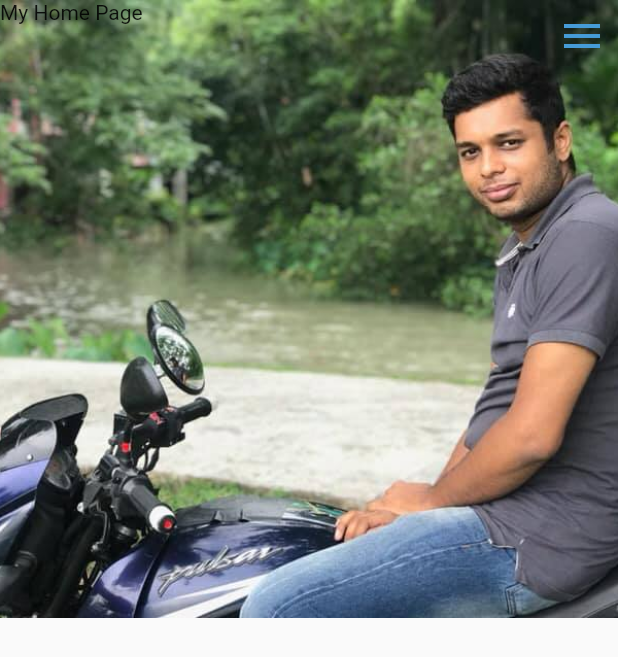
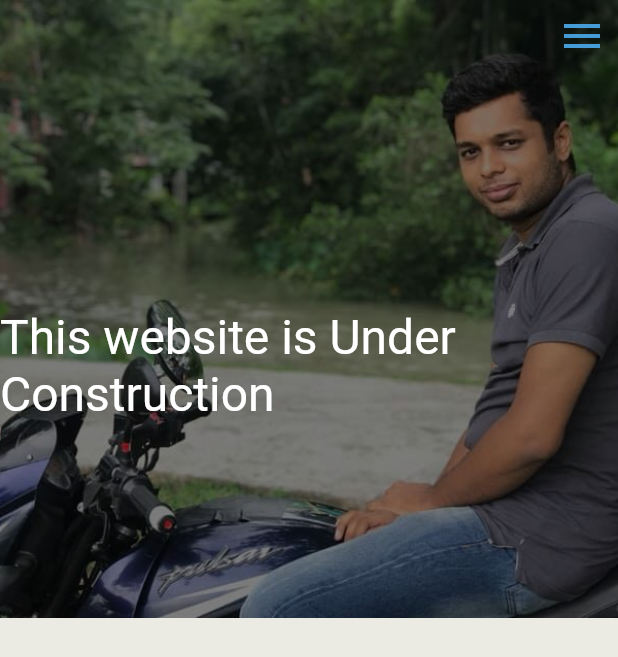
Before and after one commit to AbirAhsan/Flutter_Portfolio, a Flutter app: the screen it shows after launch, on a phone screen of 412 x 824 dp. Shown: the top 657 px of the screen. Run offline on Flutter 3.47's test engine with Material 2 defaults, Android fonts, the light colour scheme and no system bars.

Commit message:
add under construction text

```diff
--- a/lib/main_template.dart
+++ b/lib/main_template.dart
@@ -7,6 +7,7 @@ import 'package:portfolio/screens/homepage.dart';
 import 'package:portfolio/screens/portfolio.dart';
 import 'package:portfolio/screens/resume.dart';
 import 'package:portfolio/screens/services.dart';
+import 'package:portfolio/variable.dart';
 
 class MainTemplate extends StatefulWidget {
   @override
@@ -33,6 +34,7 @@ class _MainTemplateState extends State<MainTemplate> {
     double _width = MediaQuery.of(context).size.width;
     double _height = MediaQuery.of(context).size.height;
     return Scaffold(
+      backgroundColor: bgColor,
       body: Container(
         child: Stack(
           children: [
@@ -47,6 +49,8 @@ class _MainTemplateState extends State<MainTemplate> {
                           : _height / 2,
               child: Image.asset(
                 "assets/images/abir.jpeg",
+                color: Colors.black.withOpacity(.5),
+                colorBlendMode: BlendMode.darken,
                 fit: BoxFit.cover,
               ),
             ),
--- a/lib/screens/about.dart
+++ b/lib/screens/about.dart
@@ -1,5 +1,6 @@
 import 'package:flutter/cupertino.dart';
 import 'package:flutter/material.dart';
+import 'package:portfolio/variable.dart';
 
 class AboutMe extends StatefulWidget {
   @override
@@ -14,7 +15,7 @@ class _AboutMeState extends State<AboutMe> {
     return Container(
       width: _width,
       height: _height,
-      color: Colors.white,
+      color: bgColor,
       child: Text("about"),
     );
   }
--- a/lib/screens/contact.dart
+++ b/lib/screens/contact.dart
@@ -1,4 +1,5 @@
 import 'package:flutter/material.dart';
+import 'package:portfolio/variable.dart';
 
 class CustomContact extends StatelessWidget {
   @override
@@ -8,7 +9,7 @@ class CustomContact extends StatelessWidget {
     return Container(
       width: _width,
       height: _height,
-      color: Colors.white,
+      color: bgColor,
       child: Text("My Contact"),
     );
   }
--- a/lib/screens/homepage.dart
+++ b/lib/screens/homepage.dart
@@ -1,4 +1,6 @@
 import 'package:flutter/material.dart';
+
+import '../responsive.dart';
 
 class CustomHomePage extends StatelessWidget {
   @override
@@ -9,7 +11,29 @@ class CustomHomePage extends StatelessWidget {
       width: _width,
       height: _height,
       color: Colors.transparent,
-      child: Text("My Home Page"),
+      child: Align(
+          alignment: ResponsiveWidget.isLargeScreen(context)
+              ? Alignment.center
+              : ResponsiveWidget.isXMediumScreen(context)
+                  ? Alignment.topCenter
+                  : ResponsiveWidget.isMediumScreen(context)
+                      ? Alignment.topCenter
+                      : Alignment.topCenter,
+          child: Padding(
+            padding: EdgeInsets.only(
+              top: ResponsiveWidget.isLargeScreen(context)
+                  ? 0.0
+                  : ResponsiveWidget.isXMediumScreen(context)
+                      ? _height / 2.5
+                      : ResponsiveWidget.isMediumScreen(context)
+                          ? _height / 3
+                          : _height / 4,
+            ),
+            child: Text(
+              "This website is Under Construction",
+              style: TextStyle(fontSize: 32, color: Colors.white),
+            ),
+          )),
     );
   }
 }
--- a/lib/screens/portfolio.dart
+++ b/lib/screens/portfolio.dart
@@ -1,4 +1,5 @@
 import 'package:flutter/material.dart';
+import 'package:portfolio/variable.dart';
 
 class CustomPortfolio extends StatelessWidget {
   @override
@@ -8,7 +9,7 @@ class CustomPortfolio extends StatelessWidget {
     return Container(
       width: _width,
       height: _height,
-      color: Colors.white,
+      color: bgColor,
       child: Text("My Portfolio"),
     );
   }
--- a/lib/screens/resume.dart
+++ b/lib/screens/resume.dart
@@ -1,4 +1,5 @@
 import 'package:flutter/material.dart';
+import 'package:portfolio/variable.dart';
 
 class CustomResume extends StatelessWidget {
   @override
@@ -8,7 +9,7 @@ class CustomResume extends StatelessWidget {
     return Container(
       width: _width,
       height: _height,
-      color: Colors.white,
+      color: bgColor,
       child: Text("My Resume"),
     );
   }
--- a/lib/screens/services.dart
+++ b/lib/screens/services.dart
@@ -1,4 +1,5 @@
 import 'package:flutter/material.dart';
+import 'package:portfolio/variable.dart';
 
 class CustomServices extends StatelessWidget {
   @override
@@ -8,7 +9,7 @@ class CustomServices extends StatelessWidget {
     return Container(
       width: _width,
       height: _height,
-      color: Colors.white,
+      color: bgColor,
       child: Text("My Services"),
     );
   }
--- /dev/null
+++ b/lib/variable.dart
@@ -0,0 +1,3 @@
+import 'package:flutter/material.dart';
+
+final Color bgColor = Color(0xFFebebe4);
```
